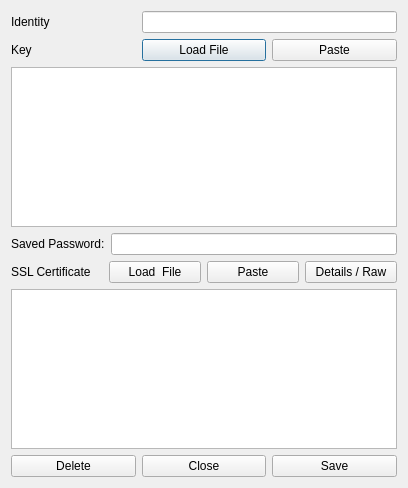
berndhs/egalite, file ui/cert-edit.ui: the form before one commit.
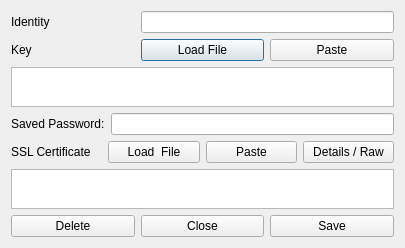
The form after the commit. Icons and pictures are not drawn.

Commit message: made cert edit window smaller

The edit to the form file:
```diff
--- a/ui/cert-edit.ui
+++ b/ui/cert-edit.ui
@@ -6,8 +6,8 @@
    <rect>
     <x>0</x>
     <y>0</y>
-    <width>408</width>
-    <height>488</height>
+    <width>405</width>
+    <height>237</height>
    </rect>
   </property>
   <property name="windowTitle">
@@ -59,6 +59,18 @@
    </item>
    <item row="1" column="0">
     <widget class="QPlainTextEdit" name="keyEdit">
+     <property name="sizePolicy">
+      <sizepolicy hsizetype="MinimumExpanding" vsizetype="MinimumExpanding">
+       <horstretch>0</horstretch>
+       <verstretch>0</verstretch>
+      </sizepolicy>
+     </property>
+     <property name="minimumSize">
+      <size>
+       <width>40</width>
+       <height>40</height>
+      </size>
+     </property>
      <property name="acceptDrops">
       <bool>false</bool>
      </property>
@@ -119,6 +131,18 @@
    </item>
    <item row="4" column="0">
     <widget class="QPlainTextEdit" name="certEdit">
+     <property name="sizePolicy">
+      <sizepolicy hsizetype="MinimumExpanding" vsizetype="MinimumExpanding">
+       <horstretch>0</horstretch>
+       <verstretch>0</verstretch>
+      </sizepolicy>
+     </property>
+     <property name="minimumSize">
+      <size>
+       <width>40</width>
+       <height>40</height>
+      </size>
+     </property>
      <property name="acceptDrops">
       <bool>false</bool>
      </property>
```
